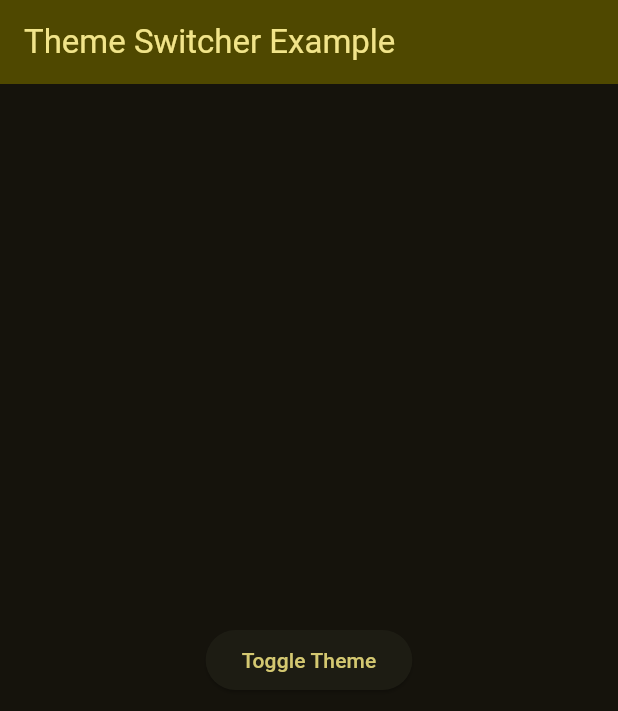
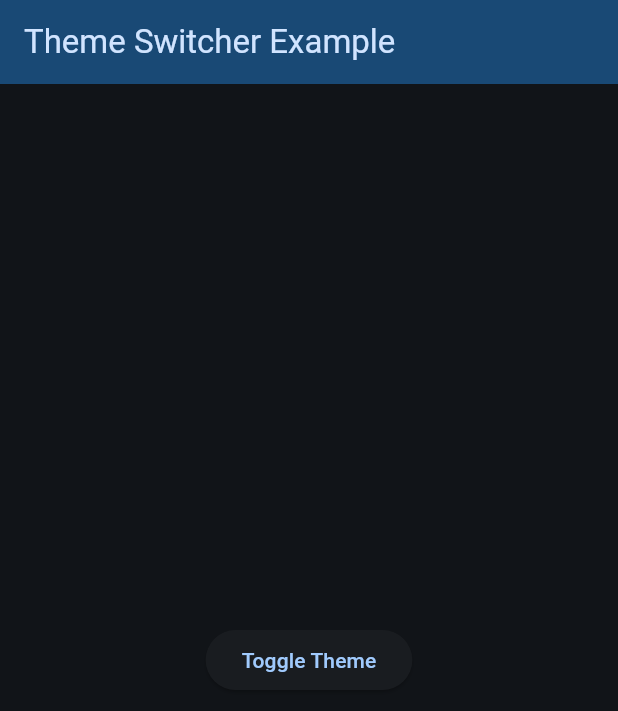
Before and after one commit to shakil2995/simple_theme_switcher, a Flutter app: the screen it shows after launch, after a tap on "Toggle Theme", on a phone screen of 412 x 824 dp. Shown: the top 711 px of the screen. Run offline on Flutter 3.47's test engine with Material 3 defaults, Android fonts, the phone set to English and light mode, and no system bars; our stand-ins replace flutter_bloc.

Commit message:
updated to 0.0.5

```diff
--- a/example/lib/main.dart
+++ b/example/lib/main.dart
@@ -42,7 +42,7 @@ class HomeScreen extends StatelessWidget {
               themeManager.currentThemeMode == AppThemeMode.light
                   ? AppThemeMode.dark
                   : AppThemeMode.light,
-              seedColor: Colors.yellow, // Optional seed color
+              seedColor: Colors.blue, // Optional seed color
             );
           },
           child: const Text('Toggle Theme'),
--- a/lib/simple_theme_switcher.dart
+++ b/lib/simple_theme_switcher.dart
@@ -1,4 +1,4 @@
-library simple_theme_switcher;
+library;
 
 export 'src/theme_manager.dart';
 export 'src/theme_switcher.dart';
--- a/pubspec.yaml
+++ b/pubspec.yaml
@@ -1,6 +1,6 @@
 name: simple_theme_switcher
 description: "Simple light/dark mode switcher using material theme.Just wrap your App with STMaterialApp Widget and toggle it with a switch."
-version: 0.0.4
+version: 0.0.5
 homepage: https://github.com/shakil2995/simple_theme_switcher
 
 environment:
@@ -10,12 +10,12 @@ environment:
 dependencies:
   flutter:
     sdk: flutter
-  flutter_bloc: ^8.1.6
+  flutter_bloc: ^9.0.0
 
 dev_dependencies:
   flutter_test:
     sdk: flutter
-  flutter_lints: ^4.0.0
+  flutter_lints: ^5.0.0
 
 # For information on the generic Dart part of this file, see the
 # following page: https://dart.dev/tools/pub/pubspec
```
Also changed, not shown: example/pubspec.lock, 1 other file.
